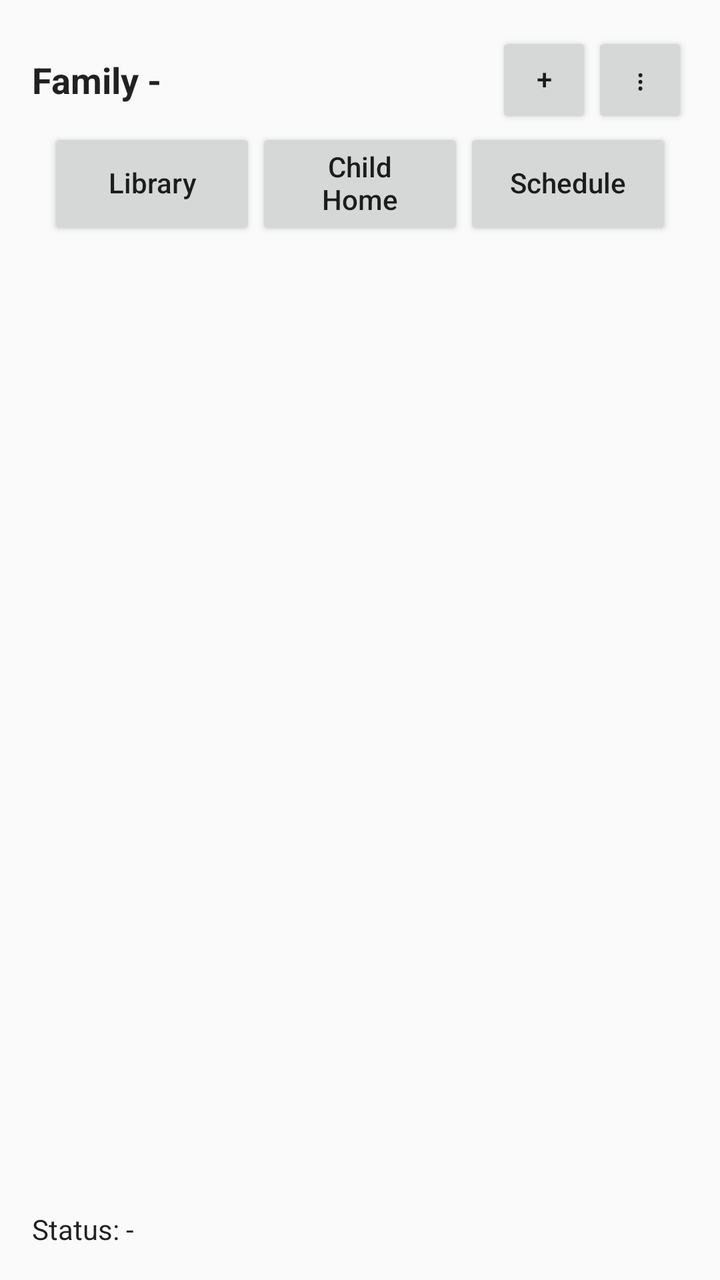
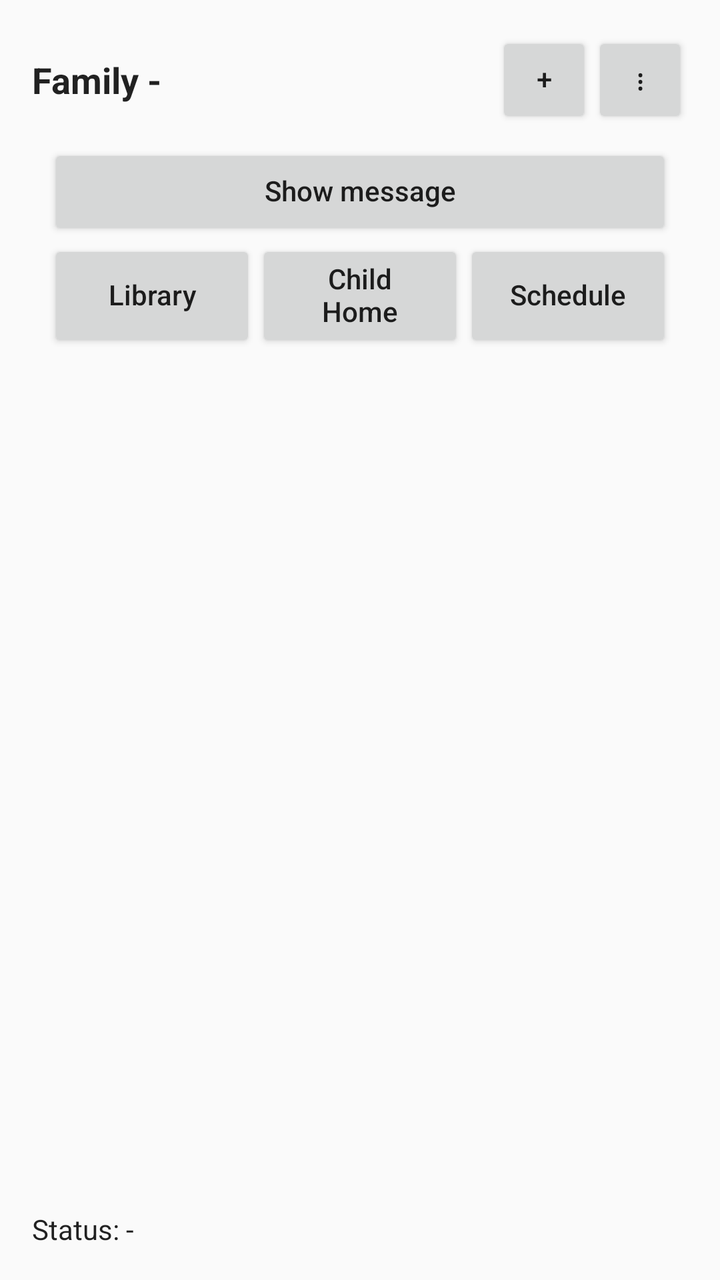

An Android layout rendered at two revisions. The XML below is the earlier revision; the diff shows what the commit changed to produce the second picture.
<!-- AndroidManifest.xml: application theme Theme.Comuginator -->
<!-- res/layout/activity_family.xml -->
﻿<?xml version="1.0" encoding="utf-8"?>
<LinearLayout xmlns:android="http://schemas.android.com/apk/res/android"
    android:layout_width="match_parent"
    android:layout_height="match_parent"
    android:orientation="vertical"
    android:padding="16dp">

    <LinearLayout
        android:layout_width="match_parent"
        android:layout_height="wrap_content"
        android:gravity="center_vertical"
        android:orientation="horizontal">

        <TextView
            android:id="@+id/tvFamily"
            android:layout_width="0dp"
            android:layout_height="wrap_content"
            android:layout_weight="1"
            style="@style/ComuginatorText.Title"
            android:text="@string/family_title_placeholder"
            android:textSize="18sp"
            android:textStyle="bold" />

        <Button
            android:id="@+id/btnFamilyAdd"
            android:layout_width="48dp"
            android:layout_height="48dp"
            style="@style/ComuginatorButton"
            android:text="@string/plus" />

        <Button
            android:id="@+id/btnFamilyMore"
            style="@style/ComuginatorButton.More"
            android:text="@string/more" />
    </LinearLayout>

    <LinearLayout
        android:layout_width="match_parent"
        android:layout_height="wrap_content"
        android:orientation="horizontal"
        android:paddingHorizontal="8dp"
        android:paddingBottom="0dp">

        <Button
            android:id="@+id/btnLibrary"
            android:layout_weight="1"
            android:layout_width="0dp"
            android:layout_height="match_parent"
            style="@style/ComuginatorButton.Secondary"
            android:text="@string/library" />

        <Button
            android:id="@+id/btnChildHome"
            android:layout_weight="1"
            android:layout_width="0dp"
            android:layout_height="match_parent"
            style="@style/ComuginatorButton.Secondary"
            android:text="@string/child_home" />

        <Button
            android:id="@+id/btnSchedule"
            android:layout_weight="1"
            android:layout_width="0dp"
            android:layout_height="match_parent"
            style="@style/ComuginatorButton.Secondary"
            android:text="@string/schedule" />

    </LinearLayout>

    <TextView
        android:id="@+id/tvInvite"
        android:layout_width="match_parent"
        android:layout_height="wrap_content"
        android:layout_marginTop="16dp"
        style="@style/ComuginatorText.Small"
        android:text="@string/invite_placeholder"
        android:visibility="gone"/>

    <ImageView
        android:id="@+id/ivInviteQr"
        android:layout_width="220dp"
        android:layout_height="220dp"
        android:layout_gravity="center_horizontal"
        android:layout_marginTop="12dp"
        android:contentDescription="@string/invite_qr_code"
        android:visibility="gone" />

    <FrameLayout
        android:layout_width="match_parent"
        android:layout_height="0dp"
        android:layout_weight="1"
        android:layout_marginTop="8dp">

        <androidx.recyclerview.widget.RecyclerView
            android:id="@+id/rvFamily"
            android:layout_width="match_parent"
            android:layout_height="match_parent" />

        <ProgressBar
            android:id="@+id/progressFamily"
            android:layout_width="48dp"
            android:layout_height="48dp"
            android:layout_gravity="center"
            android:visibility="gone" />

    </FrameLayout>

    <include layout="@layout/view_offline_banner" />

    <TextView
        android:id="@+id/tvStatus"
        android:layout_width="match_parent"
        android:layout_height="wrap_content"
        android:layout_marginTop="8dp"
        style="@style/ComuginatorText.Small"
        android:text="@string/status_placeholder" />

</LinearLayout>
<!-- res/layout/view_offline_banner.xml (included above) -->
<?xml version="1.0" encoding="utf-8"?>
<LinearLayout xmlns:android="http://schemas.android.com/apk/res/android"
    android:id="@+id/offlineBanner"
    android:layout_width="match_parent"
    android:layout_height="wrap_content"
    android:orientation="horizontal"
    android:gravity="center_vertical"
    android:paddingHorizontal="16dp"
    android:paddingVertical="4dp"
    android:visibility="gone">

    <TextView
        android:layout_width="0dp"
        android:layout_height="wrap_content"
        android:layout_weight="1"
        style="@style/ComuginatorText.Small"
        android:textStyle="bold"
        android:text="@string/offline_mode" />

    <Button
        android:id="@+id/btnReconnect"
        android:layout_width="wrap_content"
        android:layout_height="wrap_content"
        style="@style/ComuginatorButton.Secondary"
        android:text="@string/reconnect" />

</LinearLayout>
<!-- resources referenced by this layout -->
<resources>
  <string name="child_home">Child Home</string>
  <string name="family_title_placeholder">Family -</string>
  <string name="invite_placeholder">Invite: -</string>
  <string name="invite_qr_code">Invite QR code</string>
  <string name="library">Library</string>
  <string name="more">⋮</string>
  <string name="offline_mode">Offline mode</string>
  <string name="plus">+</string>
  <string name="reconnect">Reconnect</string>
  <string name="schedule">Schedule</string>
  <string name="status_placeholder">Status: -</string>
  <style name="ComuginatorButton">
          <item name="android:layout_height">48dp</item>
          <item name="android:minHeight">48dp</item>
  
          <item name="android:textAllCaps">false</item>
          <item name="android:gravity">center</item>
          <item name="android:textAlignment">center</item>
          <item name="android:maxLines">2</item>
          <item name="android:includeFontPadding">false</item>
  
          <item name="android:paddingStart">16dp</item>
          <item name="android:paddingEnd">16dp</item>
          <item name="android:paddingTop">0dp</item>
          <item name="android:paddingBottom">0dp</item>
      </style>
  <style name="ComuginatorButton.More" parent="ComuginatorButton">
          <item name="android:layout_width">48dp</item>
          <item name="android:layout_height">48dp</item>
      </style>
  <style name="ComuginatorButton.Secondary" parent="ComuginatorButton" />
  <style name="ComuginatorText.Small">
          <item name="android:textSize">14sp</item>
      </style>
  <style name="ComuginatorText.Title">
          <item name="android:textSize">22sp</item>
          <item name="android:textStyle">bold</item>
      </style>
  <style name="Theme.Comuginator" parent="Theme.AppCompat.DayNight.NoActionBar">
          <item name="colorPrimary">@android:color/holo_green_dark</item>
          <item name="colorPrimaryDark">@android:color/holo_green_dark</item>
          <item name="colorAccent">@android:color/holo_green_light</item>
      </style>
</resources>

<!-- the commit's change to res/layout/activity_family.xml (unified diff, before → after) -->
@@ -33,6 +33,16 @@
             style="@style/ComuginatorButton.More"
             android:text="@string/more" />
     </LinearLayout>
+
+    
+    <Button
+        android:id="@+id/btnShowMessage"
+        android:layout_width="match_parent"
+        android:layout_height="wrap_content"
+        android:layout_marginHorizontal="8dp"
+        android:layout_marginTop="8dp"
+        style="@style/ComuginatorButton"
+        android:text="@string/show_message" />
 
     <LinearLayout
         android:layout_width="match_parent"
<!-- resource entries referenced after the edit -->
@@ -10,6 +10,7 @@
   <string name="plus">+</string>
   <string name="reconnect">Reconnect</string>
   <string name="schedule">Schedule</string>
+  <string name="show_message">Show message</string>
   <string name="status_placeholder">Status: -</string>
   <style name="ComuginatorButton">
           <item name="android:layout_height">48dp</item>
